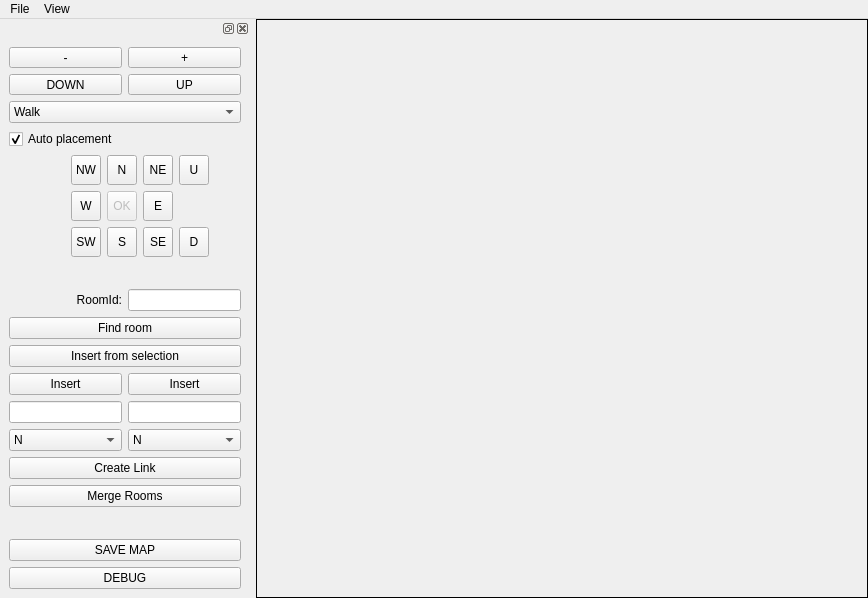
The window that version4/ui/main.ui (michael-donat/tf-mapper) describes before a commit, drawn with Qt 5.
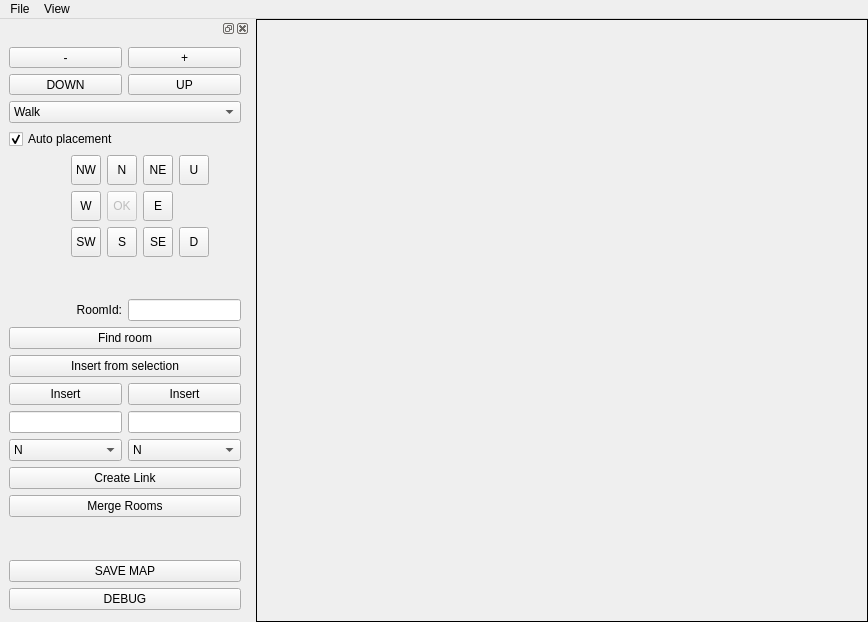
The same window after the commit.

Commit message: additional up/down bind to -,+

Patch:
```diff
--- a/version4/ui/main.ui
+++ b/version4/ui/main.ui
@@ -7,7 +7,7 @@
     <x>0</x>
     <y>0</y>
     <width>868</width>
-    <height>598</height>
+    <height>622</height>
    </rect>
   </property>
   <property name="windowTitle">
@@ -76,7 +76,7 @@
    <property name="minimumSize">
     <size>
      <width>250</width>
-     <height>548</height>
+     <height>600</height>
     </size>
    </property>
    <property name="maximumSize">
```
Left out of the diff: 6 changed lines with no effect on the pictures.
